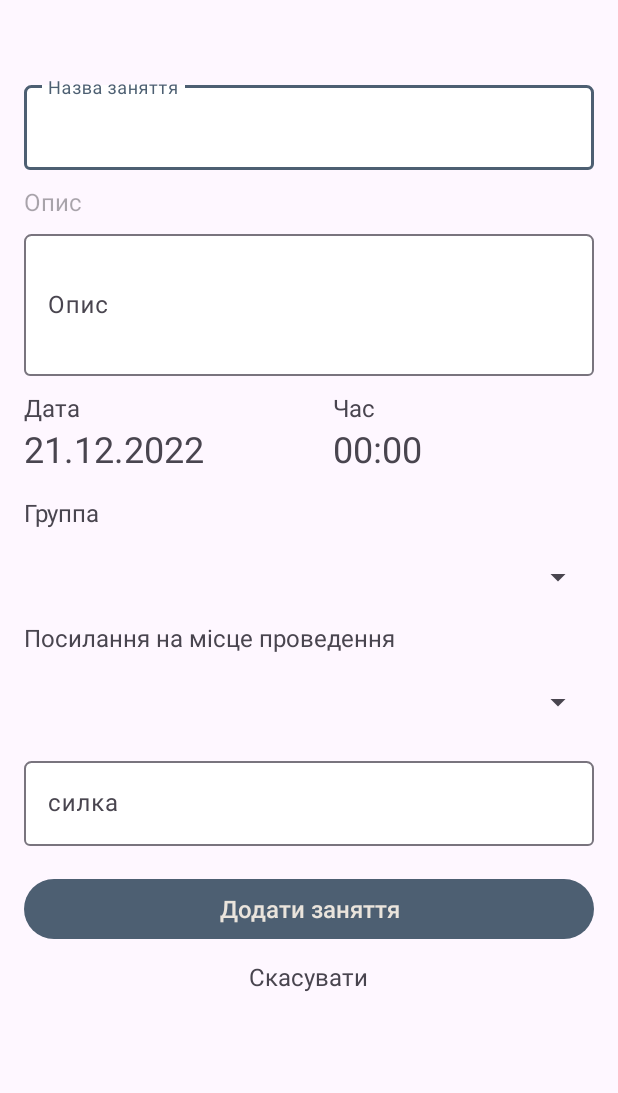
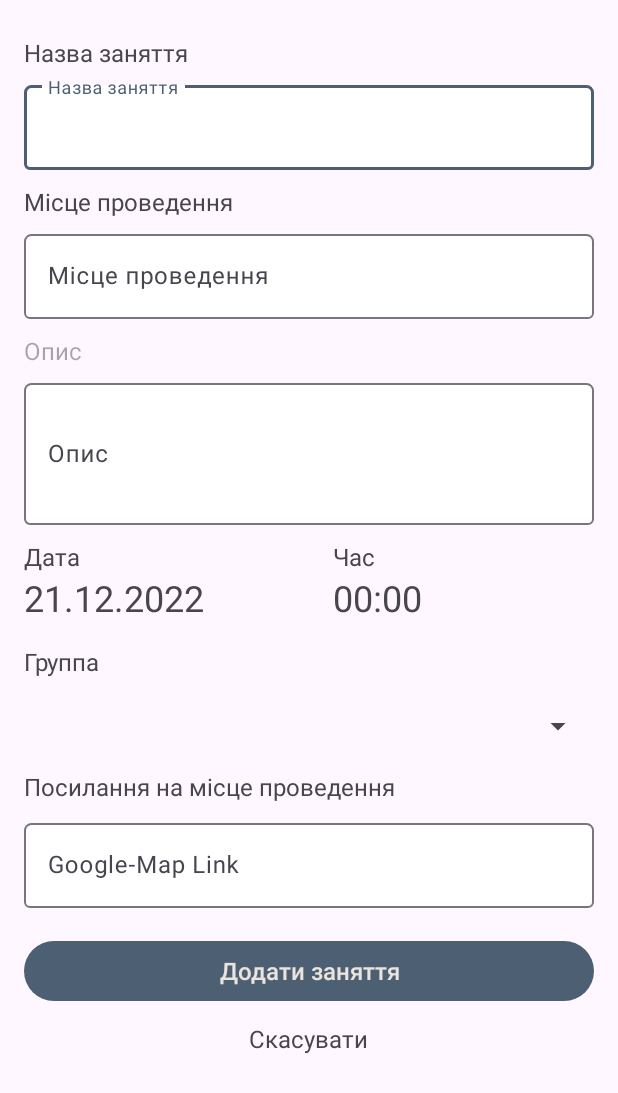
Before and after one commit to MasterNikPro/piv_dev_project, an Android app: the CreateLessonActivity screen opened directly, with no data from a screen before it, on a phone screen of 412 x 824 dp. Shown: the top 1093 px of the screen. Run offline under Robolectric (Android 15) with nearby library versions, the phone set to English and light mode, and no system bars; our stand-ins replace Firebase (no records; nobody signed in at launch, a user with empty details on screens opened directly).

Commit message:
Update activity_create_lesson.xml

```diff
--- a/app/src/main/res/layout/activity_create_lesson.xml
+++ b/app/src/main/res/layout/activity_create_lesson.xml
@@ -29,6 +29,7 @@
                 android:id="@+id/add_note_name_action_text_view_id"
                 android:layout_width="wrap_content"
                 android:layout_height="wrap_content"
+                android:text="Назва заняття"
                 android:textSize="16dp" />
 
             <com.google.android.material.textfield.TextInputLayout
@@ -54,10 +55,40 @@
 
             <TextView
                 android:layout_marginBottom="5dp"
+                android:id="@+id/add_note_location_text_view_id"
+                android:layout_width="wrap_content"
+                android:layout_height="wrap_content"
+                android:layout_below="@+id/add_note_set_title_input_layout"
+                android:text="Місце проведення"
+                android:textSize="16dp" />
+
+            <com.google.android.material.textfield.TextInputLayout
+                android:id="@+id/add_note_set_location_input_layout"
+                android:layout_width="383dp"
+                android:layout_height="wrap_content"
+                android:layout_below="@+id/add_note_location_text_view_id"
+                android:layout_marginBottom="10dp"
+                android:hint="Місце проведення"
+
+                android:textSize="13sp"
+                app:boxBackgroundColor="@color/white"
+                app:boxCornerRadiusTopEnd="5dp"
+                app:boxCornerRadiusTopStart="5dp">
+
+                <com.google.android.material.textfield.TextInputEditText
+                    android:id="@+id/add_note_location_edit_text_view_id"
+                    android:layout_width="match_parent"
+                    android:layout_height="wrap_content"
+                    />
+
+            </com.google.android.material.textfield.TextInputLayout>
+
+            <TextView
+                android:layout_marginBottom="5dp"
                 android:id="@+id/add_note_description_text_view_id"
                 android:layout_width="wrap_content"
                 android:layout_height="wrap_content"
-                android:layout_below="@+id/add_note_set_title_input_layout"
+                android:layout_below="@+id/add_note_set_location_input_layout"
                 android:hint="Опис"
                 android:textSize="16sp" />
 
@@ -173,26 +204,18 @@
                 android:text="Посилання на місце проведення"
                 android:textSize="16dp" />
 
-            <Spinner
-                android:id="@+id/add_node_set_category_spinner_id"
-                android:layout_width="match_parent"
-                android:layout_height="48dp"
-                android:layout_below="@id/add_node_category_text_view_id"
-                android:layout_marginBottom="10dp"
-                />
-
 
             <com.google.android.material.textfield.TextInputLayout
                 android:id="@+id/add_note_link_google_map_layout"
                 android:layout_width="match_parent"
                 android:layout_height="wrap_content"
-                android:layout_below="@+id/add_node_set_category_spinner_id"
+                android:layout_below="@+id/add_node_category_text_view_id"
 
                 app:boxCornerRadiusTopEnd="5dp"
                 app:boxCornerRadiusTopStart="5dp"
                 android:inputType="textMultiLine"
                 app:boxBackgroundColor="@color/white"
-                android:hint="силка"
+                android:hint="Google-Map Link"
                 android:textSize="16dp"
                 android:layout_marginBottom="10dp"
                 >
```
